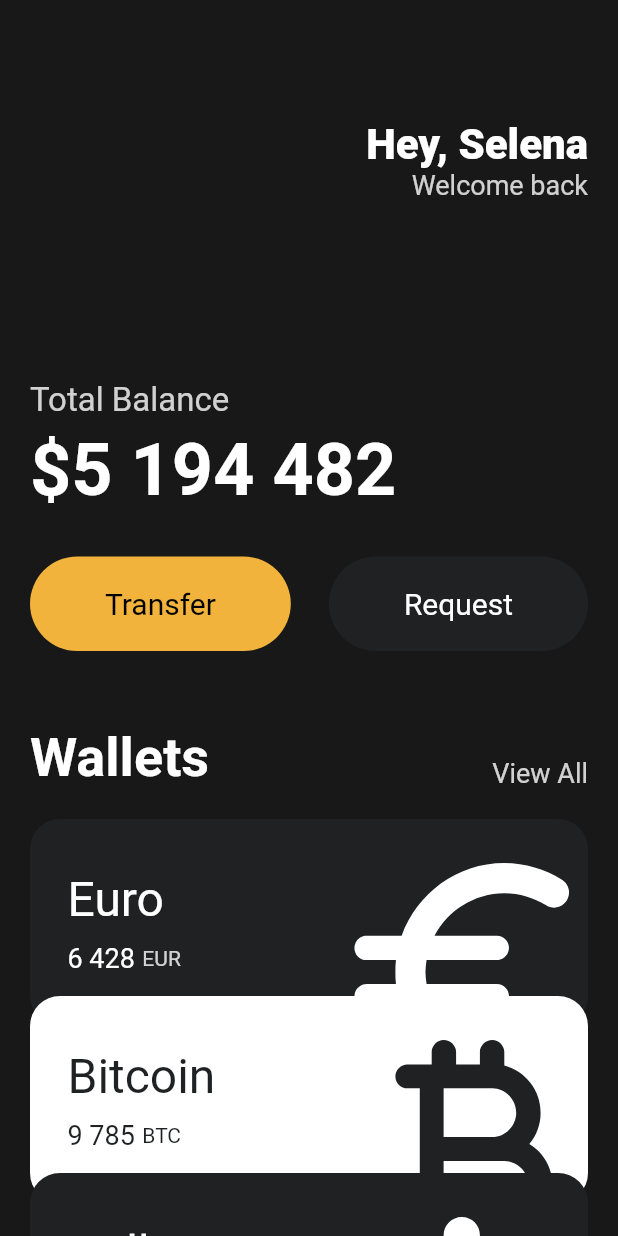
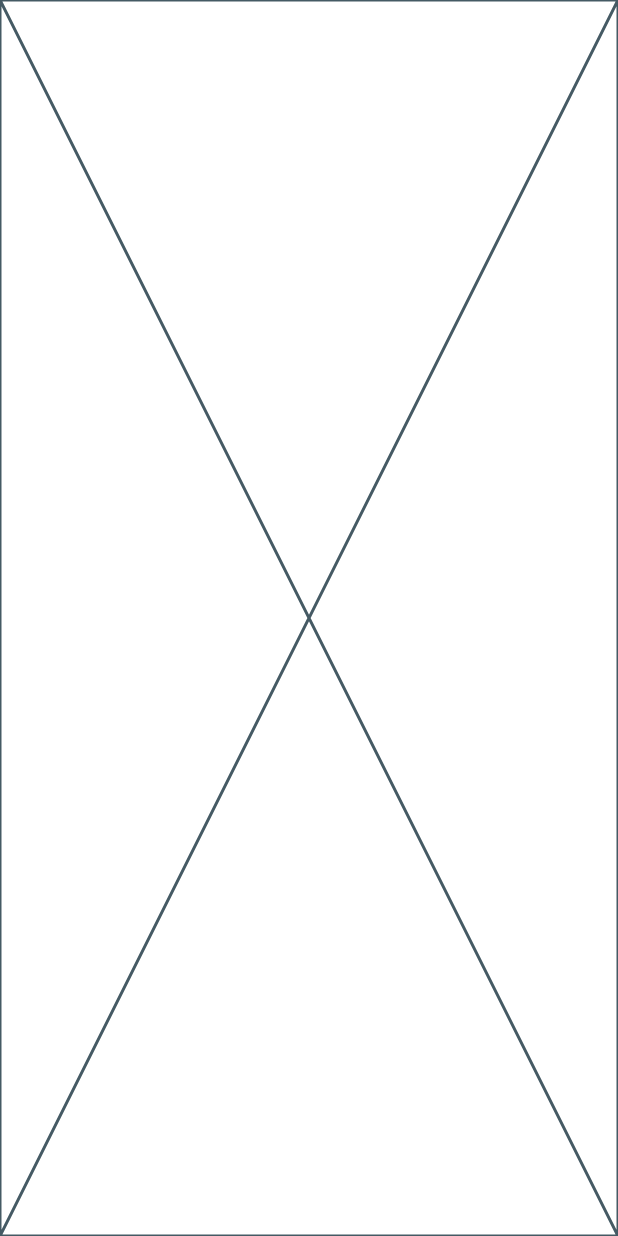
Before and after one commit to lhc1456/toonflix, a Flutter app: the screen it shows after launch, on a phone screen of 412 x 824 dp. Run offline on Flutter 3.47's test engine with Material 2 defaults, Android fonts, the phone set to English and light mode, and no system bars.

Commit message:
4.0 State

```diff
--- a/lib/main.dart
+++ b/lib/main.dart
@@ -6,154 +6,16 @@ void main() {
   runApp(const App());
 }
 
-class App extends StatelessWidget {
+class App extends StatefulWidget {
   const App({super.key});
 
   @override
+  State<App> createState() => _AppState();
+}
+
+class _AppState extends State<App> {
+  @override
   Widget build(BuildContext context) {
-    // flutter는 구글에서 만들었기 때문에 material이 ios 보다 더 좋은 스타일을 가짐
-    // ios
-    // return CupertinoApp();
-
-    //google
-    return MaterialApp(
-      home: Scaffold(
-        backgroundColor: const Color(0xFF181818),
-        body: SingleChildScrollView(
-          child: Padding(
-            // padding: EdgeInsets.all(10),
-            // 수직, 수평 padding 지정
-            padding: const EdgeInsets.symmetric(
-              horizontal: 20,
-            ),
-            // Column은 위 아래로 쌓고 싶을때 사용
-            child: Column(
-              crossAxisAlignment: CrossAxisAlignment.start,
-              children: [
-                const SizedBox(
-                  height: 80,
-                ),
-                // Row는 옆에 놓고 싶을때 사용
-                const Row(
-                  // MainAxis : Column의 수직방향, Row의 수평방향
-                  mainAxisAlignment: MainAxisAlignment.end,
-                  children: [
-                    Column(
-                      // // CrossAxis : Column의 수평방향, Row의 수직방향
-                      crossAxisAlignment: CrossAxisAlignment.end,
-                      children: [
-                        Text(
-                          'Hey, Selena',
-                          style: TextStyle(
-                            color: Colors.white,
-                            fontSize: 28,
-                            fontWeight: FontWeight.w800,
-                          ),
-                        ),
-                        Text(
-                          'Welcome back',
-                          style: TextStyle(
-                            // color: Colors.white.withOpacity(0.8),
-                            color: Color.fromRGBO(255, 255, 255, 0.8),
-                            fontSize: 18,
-                          ),
-                        ),
-                      ],
-                    )
-                  ],
-                ),
-                const SizedBox(
-                  height: 120,
-                ),
-                Text(
-                  'Total Balance',
-                  style: TextStyle(
-                    color: Colors.white.withOpacity(0.8),
-                    fontSize: 22,
-                  ),
-                ),
-                const SizedBox(
-                  height: 5,
-                ),
-                const Text(
-                  '\$5 194 482',
-                  style: TextStyle(
-                    color: Colors.white,
-                    fontSize: 48,
-                    fontWeight: FontWeight.w600,
-                  ),
-                ),
-                const SizedBox(
-                  height: 30,
-                ),
-                const Row(
-                  mainAxisAlignment: MainAxisAlignment.spaceBetween,
-                  children: [
-                    Button(
-                      text: 'Transfer',
-                      bgColor: Color(0xFFF1B33B),
-                      textColor: Colors.black,
-                    ),
-                    Button(
-                      text: 'Request',
-                      bgColor: Color(0xFF1F2123),
-                      textColor: Colors.white,
-                    ),
-                  ],
-                ),
-                const SizedBox(
-                  height: 50,
-                ),
-                Row(
-                  crossAxisAlignment: CrossAxisAlignment.end,
-                  mainAxisAlignment: MainAxisAlignment.spaceBetween,
-                  children: [
-                    const Text(
-                      'Wallets',
-                      style: TextStyle(
-                        color: Colors.white,
-                        fontSize: 36,
-                        fontWeight: FontWeight.w600,
-                      ),
-                    ),
-                    Text(
-                      'View All',
-                      style: TextStyle(
-                        color: Colors.white.withOpacity(0.8),
-                        fontSize: 18,
-                      ),
-                    ),
-                  ],
-                ),
-                const SizedBox(
-                  height: 20,
-                ),
-                const CurrencyCard(
-                  name: 'Euro',
-                  code: 'EUR',
-                  amount: '6 428',
-                  icon: Icons.euro_rounded,
-                  order: 1,
-                ),
-                const CurrencyCard(
-                  name: 'Bitcoin',
-                  code: 'BTC',
-                  amount: '9 785',
-                  icon: Icons.currency_bitcoin_rounded,
-                  order: 2,
-                ),
-                const CurrencyCard(
-                  name: 'Dollar',
-                  code: 'USD',
-                  amount: '428',
-                  icon: Icons.attach_money_rounded,
-                  order: 3,
-                ),
-              ],
-            ),
-          ),
-        ),
-      ),
-    );
+    return const Placeholder();
   }
 }
```
